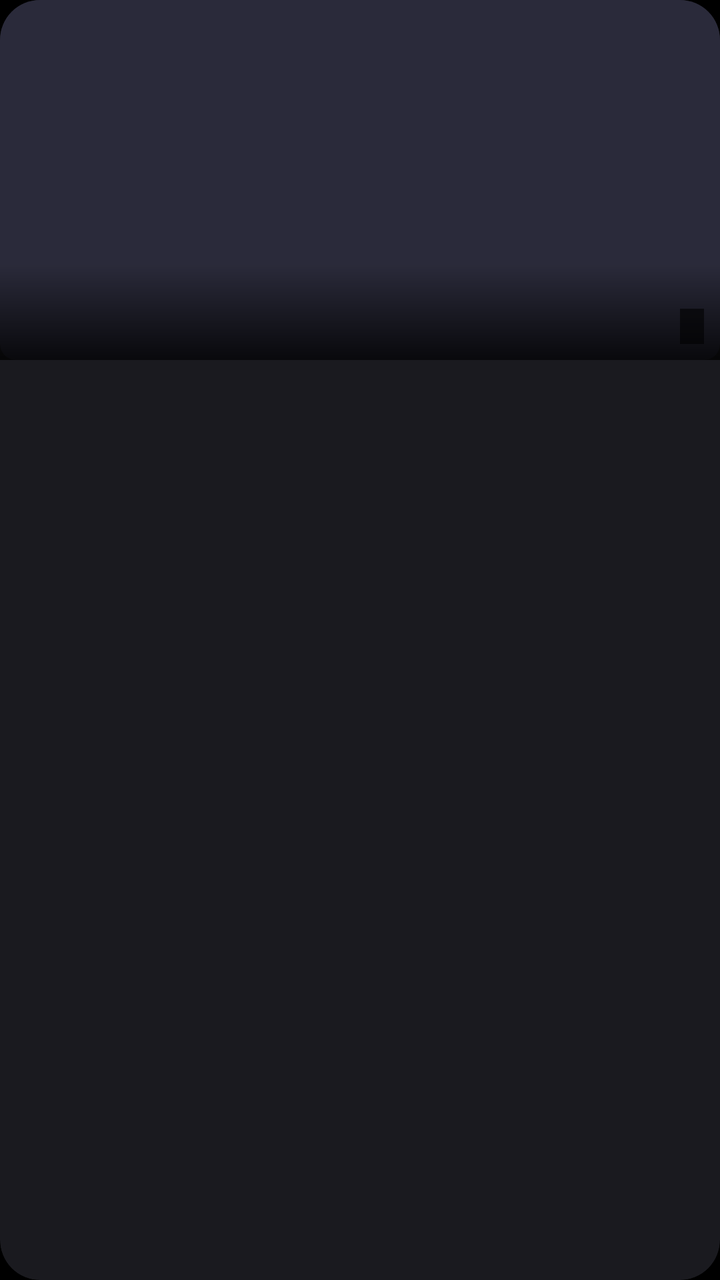
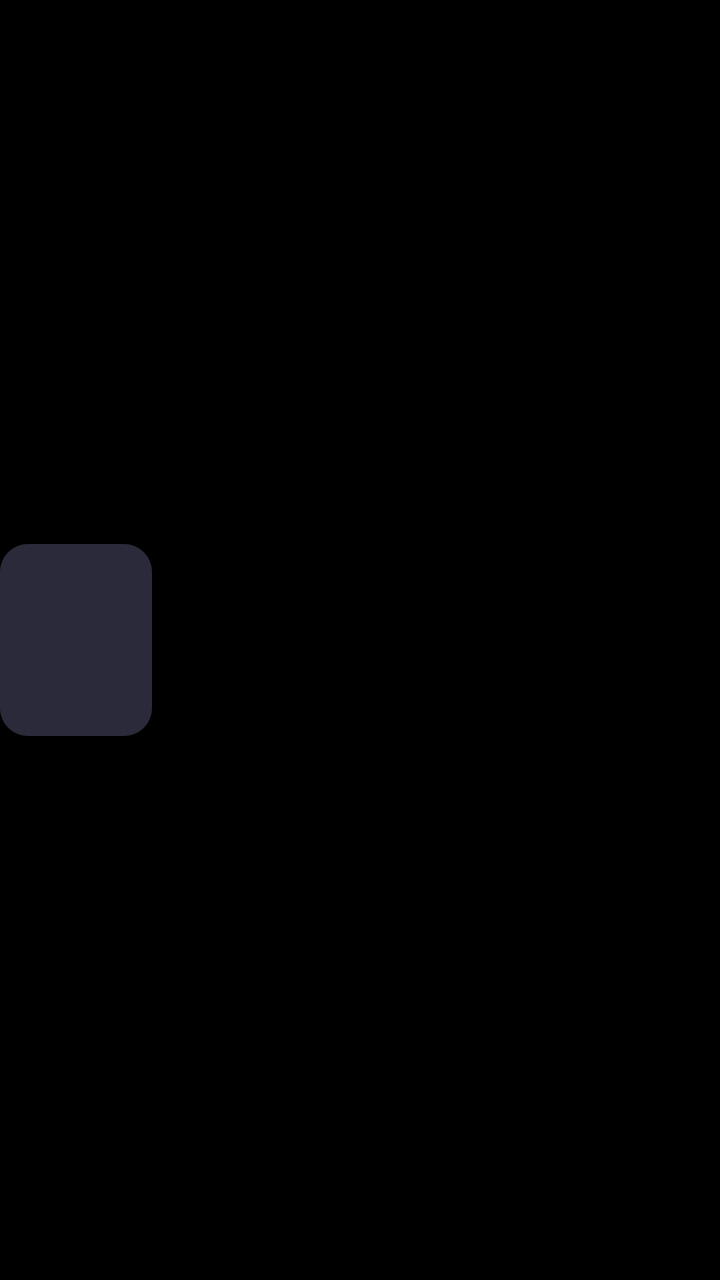

An Android layout rendered at two revisions. The XML below is the earlier revision; the diff shows what the commit changed to produce the second picture.
<!-- AndroidManifest.xml: application theme Theme.Xama -->
<!-- res/layout/item_poster.xml -->
<?xml version="1.0" encoding="utf-8"?>
<androidx.cardview.widget.CardView xmlns:android="http://schemas.android.com/apk/res/android"
    xmlns:app="http://schemas.android.com/apk/res-auto"
    android:layout_width="match_parent"
    android:layout_height="wrap_content"
    android:layout_margin="6dp"
    app:cardBackgroundColor="#1A1A1F"
    app:cardCornerRadius="20dp"
    app:cardElevation="0dp">

    <LinearLayout
        android:layout_width="match_parent"
        android:layout_height="wrap_content"
        android:orientation="vertical">

        <FrameLayout
            android:layout_width="match_parent"
            android:layout_height="180dp">

            <ImageView
                android:id="@+id/posterImage"
                android:layout_width="match_parent"
                android:layout_height="match_parent"
                android:scaleType="centerCrop"
                android:background="@drawable/thumb_placeholder"
                android:contentDescription="Poster"/>

            <View
                android:layout_width="match_parent"
                android:layout_height="48dp"
                android:layout_gravity="bottom"
                android:background="@drawable/player_bottom_gradient"/>

            <TextView
                android:id="@+id/posterDuration"
                android:layout_width="wrap_content"
                android:layout_height="wrap_content"
                android:layout_gravity="bottom|end"
                android:layout_margin="8dp"
                android:paddingStart="6dp"
                android:paddingEnd="6dp"
                android:paddingTop="2dp"
                android:paddingBottom="2dp"
                android:textSize="10sp"
                android:textColor="#FFFFFF"
                android:background="#99000000"/>

            <TextView
                android:id="@+id/posterBadge"
                android:layout_width="wrap_content"
                android:layout_height="wrap_content"
                android:layout_gravity="top|start"
                android:layout_margin="8dp"
                android:paddingStart="6dp"
                android:paddingEnd="6dp"
                android:paddingTop="2dp"
                android:paddingBottom="2dp"
                android:textSize="9sp"
                android:textStyle="bold"
                android:textColor="#FFFFFF"
                android:background="@drawable/badge_bg"
                android:visibility="gone"/>
        </FrameLayout>

        <TextView
            android:id="@+id/posterTitle"
            android:layout_width="match_parent"
            android:layout_height="wrap_content"
            android:paddingStart="10dp"
            android:paddingEnd="10dp"
            android:paddingTop="8dp"
            android:paddingBottom="10dp"
            android:textColor="@color/text_primary"
            android:textSize="13sp"
            android:textStyle="bold"
            android:maxLines="2"
            android:ellipsize="end"
            android:minHeight="40dp"/>
    </LinearLayout>
</androidx.cardview.widget.CardView>
<!-- resources referenced by this layout -->
<resources>
  <color name="text_primary">#F5F5F7</color>
  <!-- drawable badge_bg (drawable) -->
  <?xml version="1.0" encoding="utf-8"?>
  <shape xmlns:android="http://schemas.android.com/apk/res/android" android:shape="rectangle">
      <solid android:color="#B31C1C22"/>
      <corners android:radius="8dp"/>
      <stroke android:width="1dp" android:color="#40FFFFFF"/>
  </shape>
  <!-- drawable player_bottom_gradient (drawable) -->
  <?xml version="1.0" encoding="utf-8"?>
  <shape xmlns:android="http://schemas.android.com/apk/res/android">
      <gradient
          android:angle="90"
          android:startColor="#CC000000"
          android:endColor="#00000000"/>
  </shape>
  <!-- drawable thumb_placeholder (drawable) -->
  <?xml version="1.0" encoding="utf-8"?>
  <shape xmlns:android="http://schemas.android.com/apk/res/android"
      android:shape="rectangle">
      <solid android:color="#2A2A3A"/>
      <corners android:radius="8dp"/>
  </shape>
  <style name="Theme.Xama" parent="Theme.MaterialComponents.DayNight.NoActionBar">
          <item name="colorPrimary">#FF9F0A</item>
          <item name="colorPrimaryDark">#000000</item>
          <item name="colorAccent">#FF9F0A</item>
          <item name="android:windowBackground">#000000</item>
          <item name="android:statusBarColor">#00000000</item>
          <item name="android:navigationBarColor">#000000</item>
          <item name="android:windowLightStatusBar">false</item>
          <item name="android:fontFamily">sans-serif</item>
          <item name="android:windowTranslucentStatus">false</item>
          <item name="android:enforceNavigationBarContrast">false</item>
      </style>
</resources>

<!-- the commit's change to res/layout/item_poster.xml (unified diff, before → after) -->
@@ -1,80 +1,32 @@
 <?xml version="1.0" encoding="utf-8"?>
-<androidx.cardview.widget.CardView xmlns:android="http://schemas.android.com/apk/res/android"
+<LinearLayout xmlns:android="http://schemas.android.com/apk/res/android"
     xmlns:app="http://schemas.android.com/apk/res-auto"
     android:layout_width="match_parent"
     android:layout_height="wrap_content"
-    android:layout_margin="6dp"
-    app:cardBackgroundColor="#1A1A1F"
-    app:cardCornerRadius="20dp"
-    app:cardElevation="0dp">
+    android:orientation="horizontal"
+    android:gravity="center_vertical"
+    android:paddingTop="8dp"
+    android:paddingBottom="8dp">
 
-    <LinearLayout
-        android:layout_width="match_parent"
-        android:layout_height="wrap_content"
-        android:orientation="vertical">
+    <androidx.cardview.widget.CardView
+        android:layout_width="76dp"
+        android:layout_height="96dp"
+        app:cardCornerRadius="14dp"
+        app:cardElevation="0dp"
+        app:cardBackgroundColor="#2C2C2E">
+        <ImageView android:id="@+id/posterImage" android:layout_width="match_parent" android:layout_height="match_parent"
+            android:scaleType="centerCrop" android:background="@drawable/thumb_placeholder" android:contentDescription="Poster"/>
+    </androidx.cardview.widget.CardView>
 
-        <FrameLayout
-            android:layout_width="match_parent"
-            android:layout_height="180dp">
-
-            <ImageView
-                android:id="@+id/posterImage"
-                android:layout_width="match_parent"
-                android:layout_height="match_parent"
-                android:scaleType="centerCrop"
-                android:background="@drawable/thumb_placeholder"
-                android:contentDescription="Poster"/>
-
-            <View
-                android:layout_width="match_parent"
-                android:layout_height="48dp"
-                android:layout_gravity="bottom"
-                android:background="@drawable/player_bottom_gradient"/>
-
-            <TextView
-                android:id="@+id/posterDuration"
-                android:layout_width="wrap_content"
-                android:layout_height="wrap_content"
-                android:layout_gravity="bottom|end"
-                android:layout_margin="8dp"
-                android:paddingStart="6dp"
-                android:paddingEnd="6dp"
-                android:paddingTop="2dp"
-                android:paddingBottom="2dp"
-                android:textSize="10sp"
-                android:textColor="#FFFFFF"
-                android:background="#99000000"/>
-
-            <TextView
-                android:id="@+id/posterBadge"
-                android:layout_width="wrap_content"
-                android:layout_height="wrap_content"
-                android:layout_gravity="top|start"
-                android:layout_margin="8dp"
-                android:paddingStart="6dp"
-                android:paddingEnd="6dp"
-                android:paddingTop="2dp"
-                android:paddingBottom="2dp"
-                android:textSize="9sp"
-                android:textStyle="bold"
-                android:textColor="#FFFFFF"
-                android:background="@drawable/badge_bg"
-                android:visibility="gone"/>
-        </FrameLayout>
-
-        <TextView
-            android:id="@+id/posterTitle"
-            android:layout_width="match_parent"
-            android:layout_height="wrap_content"
-            android:paddingStart="10dp"
-            android:paddingEnd="10dp"
-            android:paddingTop="8dp"
-            android:paddingBottom="10dp"
-            android:textColor="@color/text_primary"
-            android:textSize="13sp"
-            android:textStyle="bold"
-            android:maxLines="2"
-            android:ellipsize="end"
-            android:minHeight="40dp"/>
+    <LinearLayout android:layout_width="0dp" android:layout_height="wrap_content" android:layout_weight="1"
+        android:orientation="vertical" android:layout_marginStart="14dp">
+        <TextView android:id="@+id/posterTitle" android:layout_width="match_parent" android:layout_height="wrap_content"
+            android:textColor="#FFFFFF" android:textSize="16sp" android:textStyle="bold" android:maxLines="2" android:ellipsize="end"/>
+        <TextView android:id="@+id/posterDuration" android:layout_width="wrap_content" android:layout_height="wrap_content"
+            android:layout_marginTop="4dp" android:textColor="#8E8E93" android:textSize="13sp"/>
+        <TextView android:id="@+id/posterBadge" android:layout_width="wrap_content" android:layout_height="wrap_content"
+            android:layout_marginTop="6dp" android:paddingStart="8dp" android:paddingEnd="8dp" android:paddingTop="2dp"
+            android:paddingBottom="2dp" android:textSize="10sp" android:textStyle="bold" android:textColor="#FFFFFF"
+            android:background="@drawable/badge_bg" android:visibility="gone"/>
     </LinearLayout>
-</androidx.cardview.widget.CardView>
+</LinearLayout>
<!-- resource entries referenced after the edit -->
@@ -1,20 +1,11 @@
 <!-- resources referenced by this layout -->
 <resources>
-  <color name="text_primary">#F5F5F7</color>
   <!-- drawable badge_bg (drawable) -->
   <?xml version="1.0" encoding="utf-8"?>
   <shape xmlns:android="http://schemas.android.com/apk/res/android" android:shape="rectangle">
       <solid android:color="#B31C1C22"/>
       <corners android:radius="8dp"/>
       <stroke android:width="1dp" android:color="#40FFFFFF"/>
-  </shape>
-  <!-- drawable player_bottom_gradient (drawable) -->
-  <?xml version="1.0" encoding="utf-8"?>
-  <shape xmlns:android="http://schemas.android.com/apk/res/android">
-      <gradient
-          android:angle="90"
-          android:startColor="#CC000000"
-          android:endColor="#00000000"/>
   </shape>
   <!-- drawable thumb_placeholder (drawable) -->
   <?xml version="1.0" encoding="utf-8"?>
